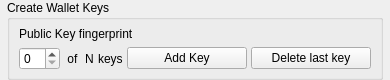
Old version of the form BlockSettleUILib/ManageEncryption/WalletKeysCreateNewWidget.ui in the repository BlockSettle/common.
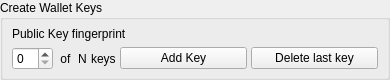
New version of the form.

Diff of the .ui file:
```diff
--- a/BlockSettleUILib/ManageEncryption/WalletKeysCreateNewWidget.ui
+++ b/BlockSettleUILib/ManageEncryption/WalletKeysCreateNewWidget.ui
@@ -7,7 +7,7 @@
     <x>0</x>
     <y>0</y>
     <width>390</width>
-    <height>71</height>
+    <height>79</height>
    </rect>
   </property>
   <property name="sizePolicy">
@@ -19,21 +19,24 @@
   <property name="windowTitle">
    <string>Coin Control</string>
   </property>
+  <property name="styleSheet">
+   <string notr="true"/>
+  </property>
   <layout class="QVBoxLayout" name="verticalLayout">
    <property name="spacing">
-    <number>7</number>
+    <number>10</number>
    </property>
    <property name="sizeConstraint">
     <enum>QLayout::SetMinimumSize</enum>
    </property>
    <property name="leftMargin">
-    <number>7</number>
+    <number>0</number>
    </property>
    <property name="topMargin">
     <number>0</number>
    </property>
    <property name="rightMargin">
-    <number>7</number>
+    <number>0</number>
    </property>
    <property name="bottomMargin">
     <number>0</number>
@@ -76,7 +79,14 @@
           <number>0</number>
          </property>
          <item>
-          <widget class="QSpinBox" name="spinBoxRankM"/>
+          <widget class="QSpinBox" name="spinBoxRankM">
+           <property name="sizePolicy">
+            <sizepolicy hsizetype="Minimum" vsizetype="Preferred">
+             <horstretch>0</horstretch>
+             <verstretch>0</verstretch>
+            </sizepolicy>
+           </property>
+          </widget>
          </item>
          <item>
           <widget class="QLabel" name="label">
```
